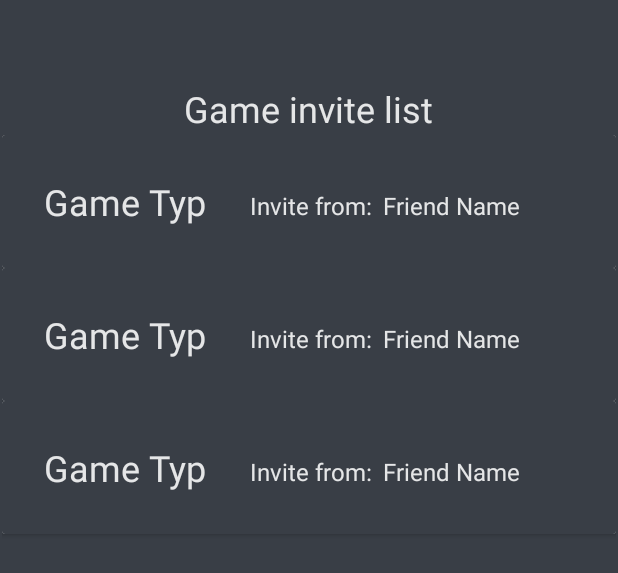
After one commit to JulianWerner98/CodeCampsTeamA, an Android app: the layout activity_game_invite_list.xml on its own in the app's theme, with its tools: preview values and no code run, on a phone screen of 412 x 824 dp. The commit adds this screen. Shown: the top 573 px of the screen. Run offline under Robolectric (Android 15) with nearby library versions, the light colour scheme and no system bars.

Commit message:
feat: add gameinvitesystem

```diff
--- a/app/src/main/AndroidManifest.xml
+++ b/app/src/main/AndroidManifest.xml
@@ -9,6 +9,9 @@
         android:roundIcon="@mipmap/ic_launcher_round"
         android:supportsRtl="true"
         android:theme="@style/Theme.CCTeamA">
+        <activity
+            android:name=".gameInvite.GameInviteListActivity"
+            android:exported="false" />
         <activity
             android:name=".friendlist.FriendGameInviteActivity"
             android:exported="false" />
--- a/app/src/main/java/de/uniks/ws2122/cc/teamA/Constant.kt
+++ b/app/src/main/java/de/uniks/ws2122/cc/teamA/Constant.kt
@@ -51,4 +51,10 @@ object Constant {
     const val MATCH_REQUEST = "matchRequest"
     const val FROM = "FROM"
     const val GAME = "game"
+    const val INVITES = "invites"
+    const val FRIENDID = "friendId"
+    const val INVITEKEY = "inviteKey"
+    const val MATCHTYP = "matchTyp"
+    const val DEFAULT = "default"
+    const val PRIVATE = "private"
 }
--- a/app/src/main/java/de/uniks/ws2122/cc/teamA/friendlist/FriendGameInviteActivity.kt
+++ b/app/src/main/java/de/uniks/ws2122/cc/teamA/friendlist/FriendGameInviteActivity.kt
@@ -25,9 +25,9 @@ class FriendGameInviteActivity : AppCompatActivity() {
         friendId = intent.extras?.getString("friendId").toString()
         inviteArithmeticBtn.setOnClickListener {
             val intent = Intent(this, MentalArithmeticActivity::class.java).apply {
-                this.putExtra("friendId", friendId)
-                this.putExtra("matchTyp", "private")
-                this.putExtra("inventionKey", "default")
+                this.putExtra(Constant.FRIENDID, friendId)
+                this.putExtra(Constant.MATCHTYP, Constant.PRIVATE)
+                this.putExtra(Constant.INVITEKEY, Constant.DEFAULT)
             }
             startActivity(intent)
         }
--- a/app/src/main/java/de/uniks/ws2122/cc/teamA/friendlist/FriendListActivity.kt
+++ b/app/src/main/java/de/uniks/ws2122/cc/teamA/friendlist/FriendListActivity.kt
@@ -10,6 +10,7 @@ import androidx.lifecycle.Observer
 import androidx.lifecycle.ViewModelProvider
 import androidx.recyclerview.widget.LinearLayoutManager
 import androidx.recyclerview.widget.RecyclerView
+import de.uniks.ws2122.cc.teamA.Constant
 import de.uniks.ws2122.cc.teamA.GameSelectActivity
 import de.uniks.ws2122.cc.teamA.databinding.ActivityFriendListBinding
 import de.uniks.ws2122.cc.teamA.model.FriendListViewModel
@@ -78,8 +79,8 @@ class FriendListActivity : AppCompatActivity(), MyFriendsAdapter.OnItemClickList
     override fun onItemClick(position: Int) {
         val friend = viewModel.getLiveDataFriendList().value!![position]
         val intent = Intent(this@FriendListActivity, FriendProfileActivity::class.java)
-        intent.putExtra("FriendId", friend.id)
-        intent.putExtra("nickname", friend.nickname)
+        intent.putExtra(Constant.FRIENDID, friend.id)
+        intent.putExtra(Constant.NICKNAME, friend.nickname)
         startActivity(intent)
     }
 }
--- a/app/src/main/java/de/uniks/ws2122/cc/teamA/friendlist/FriendProfileActivity.kt
+++ b/app/src/main/java/de/uniks/ws2122/cc/teamA/friendlist/FriendProfileActivity.kt
@@ -34,8 +34,8 @@ class FriendProfileActivity : AppCompatActivity() {
         friendNickName = binding.tvFriendProfileNickName
         btnUnfriend = binding.btnUnfriend
         gameListBtn = binding.btnInviteGameList
-        friendId = intent.extras?.get("FriendId").toString()
-        nickName = intent.extras?.get("nickname").toString()
+        friendId = intent.extras?.get(Constant.FRIENDID).toString()
+        nickName = intent.extras?.get(Constant.NICKNAME).toString()
         friendNickName.text = nickName
 
 
@@ -70,7 +70,7 @@ class FriendProfileActivity : AppCompatActivity() {
 
         gameListBtn.setOnClickListener {
             val intent = Intent(this, FriendGameInviteActivity::class.java).apply {
-                this.putExtra("friendId", friendId)
+                this.putExtra(Constant.FRIENDID, friendId)
             }
             startActivity(intent)
         }
--- /dev/null
+++ b/app/src/main/res/layout/activity_game_invite_list.xml
@@ -0,0 +1,33 @@
+<?xml version="1.0" encoding="utf-8"?>
+<androidx.constraintlayout.widget.ConstraintLayout xmlns:android="http://schemas.android.com/apk/res/android"
+    xmlns:app="http://schemas.android.com/apk/res-auto"
+    xmlns:tools="http://schemas.android.com/tools"
+    android:layout_width="match_parent"
+    android:layout_height="match_parent"
+    android:background="@color/blau_grau"
+    tools:context=".gameInvite.GameInviteListActivity">
+
+    <TextView
+        android:id="@+id/tvGameInviteList"
+        android:layout_width="wrap_content"
+        android:layout_height="wrap_content"
+        android:layout_marginTop="56dp"
+        android:text="Game invite list"
+        android:textColor="@color/material_on_primary_emphasis_high_type"
+        android:textSize="24sp"
+        app:layout_constraintEnd_toEndOf="parent"
+        app:layout_constraintHorizontal_bias="0.498"
+        app:layout_constraintStart_toStartOf="parent"
+        app:layout_constraintTop_toTopOf="parent" />
+
+    <androidx.recyclerview.widget.RecyclerView
+        android:id="@+id/rvGameInviteList"
+        android:layout_width="409dp"
+        android:layout_height="500dp"
+        android:layout_marginTop="1dp"
+        android:clipToPadding="true"
+        app:layout_constraintEnd_toEndOf="parent"
+        app:layout_constraintStart_toStartOf="parent"
+        app:layout_constraintTop_toBottomOf="@+id/tvGameInviteList"
+        tools:listitem="@layout/invite_item"/>
+</androidx.constraintlayout.widget.ConstraintLayout>
--- /dev/null
+++ b/app/src/main/res/layout/invite_item.xml
@@ -0,0 +1,54 @@
+<?xml version="1.0" encoding="utf-8"?>
+<androidx.cardview.widget.CardView xmlns:android="http://schemas.android.com/apk/res/android"
+    xmlns:app="http://schemas.android.com/apk/res-auto"
+    xmlns:tools="http://schemas.android.com/tools"
+    android:layout_width="match_parent"
+    android:layout_height="wrap_content">
+
+    <androidx.constraintlayout.widget.ConstraintLayout
+        android:layout_width="match_parent"
+        android:layout_height="match_parent"
+        android:background="@color/blau_grau">
+
+        <TextView
+            android:id="@+id/tvGameInviteName"
+            android:layout_width="wrap_content"
+            android:layout_height="wrap_content"
+            android:layout_marginTop="28dp"
+            android:layout_marginBottom="28dp"
+            android:text="Game Typ"
+            android:textColor="@color/material_on_primary_emphasis_high_type"
+            android:textSize="24sp"
+            app:layout_constraintBottom_toBottomOf="parent"
+            app:layout_constraintEnd_toEndOf="parent"
+            app:layout_constraintHorizontal_bias="0.092"
+            app:layout_constraintStart_toStartOf="parent"
+            app:layout_constraintTop_toTopOf="parent" />
+
+        <TextView
+            android:id="@+id/tvInviteFrom"
+            android:layout_width="wrap_content"
+            android:layout_height="wrap_content"
+            android:layout_marginTop="36dp"
+            android:text="Invite from:"
+            android:textColor="@color/material_on_primary_emphasis_high_type"
+            android:textSize="16sp"
+            app:layout_constraintEnd_toEndOf="parent"
+            app:layout_constraintHorizontal_bias="0.153"
+            app:layout_constraintStart_toEndOf="@+id/tvGameInviteName"
+            app:layout_constraintTop_toTopOf="parent" />
+
+        <TextView
+            android:id="@+id/tvInviteFromFriend"
+            android:layout_width="wrap_content"
+            android:layout_height="wrap_content"
+            android:layout_marginTop="36dp"
+            android:text="Friend Name"
+            android:textColor="@color/material_on_primary_emphasis_high_type"
+            android:textSize="16sp"
+            app:layout_constraintEnd_toEndOf="parent"
+            app:layout_constraintHorizontal_bias="0.106"
+            app:layout_constraintStart_toEndOf="@+id/tvInviteFrom"
+            app:layout_constraintTop_toTopOf="parent" />
+    </androidx.constraintlayout.widget.ConstraintLayout>
+</androidx.cardview.widget.CardView>
```
Also changed, not shown: app/src/main/java/de/uniks/ws2122/cc/teamA/GameSelectActivity.kt (+14 -4 lines), app/src/main/java/de/uniks/ws2122/cc/teamA/gameInvite/GameInviteListActivity.kt (added, +61 -0 lines), app/src/main/java/de/uniks/ws2122/cc/teamA/gameInvite/GameInviteViewModel.kt (added, +44 -0 lines), app/src/main/java/de/uniks/ws2122/cc/teamA/gameInvite/MyInviteAdapter.kt (added, +58 -0 lines), app/src/main/java/de/uniks/ws2122/cc/teamA/mentalArithmetic/MentalArithmeticActivity.kt (+5 -6 lines), app/src/main/java/de/uniks/ws2122/cc/teamA/model/GameInvites.kt (added, +7 -0 lines), app/src/main/java/de/uniks/ws2122/cc/teamA/model/MentalArithmeticViewModel.kt (+8 -11 lines), app/src/main/java/de/uniks/ws2122/cc/teamA/repository/GameInviteRepository.kt (added, +45 -0 lines), app/src/main/java/de/uniks/ws2122/cc/teamA/repository/MentalArithmeticRepository.kt (+11 -30 lines), app/src/main/res/layout/activity_game_select.xml (+14 -0 lines).
